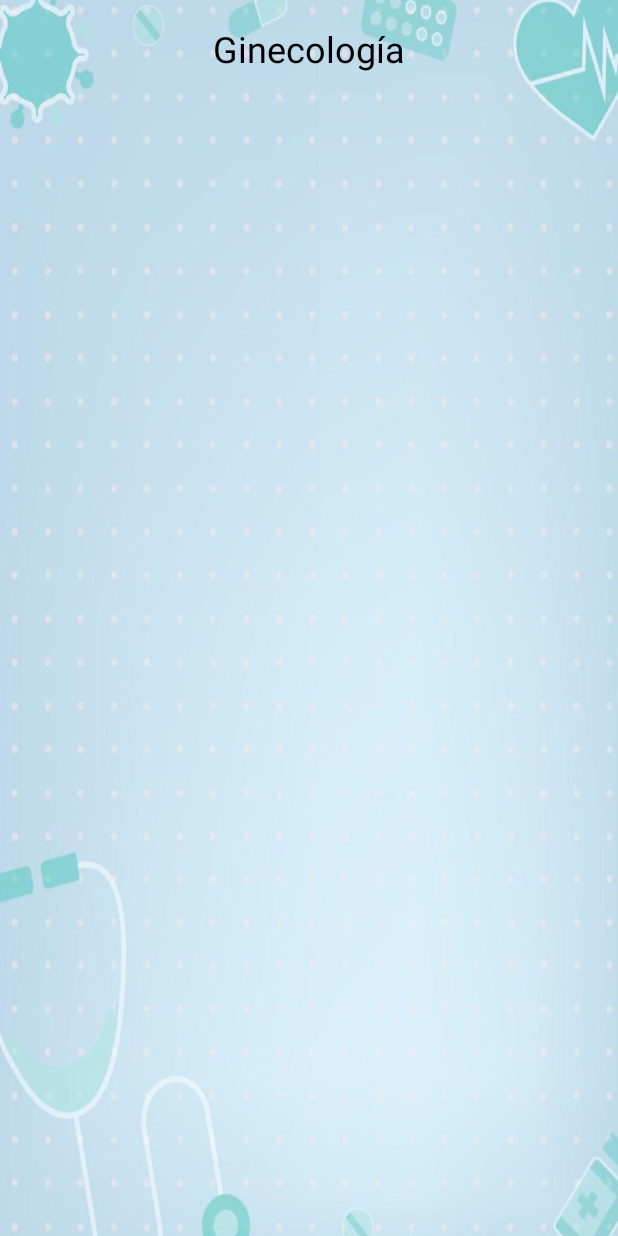
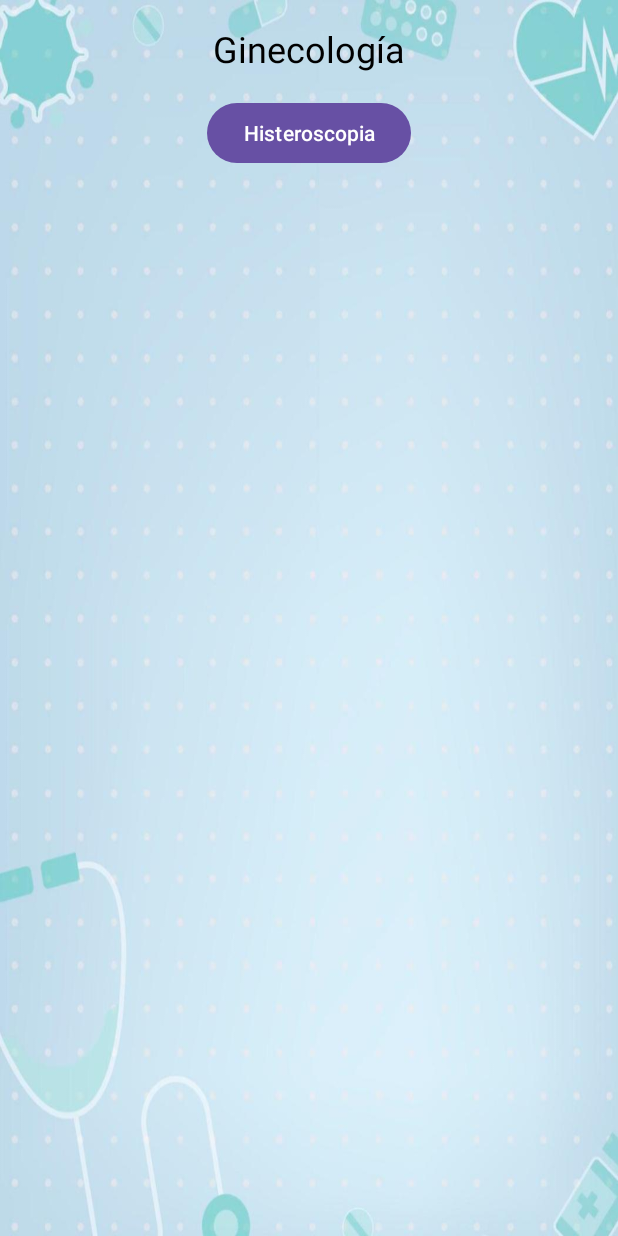
Before and after one commit to CifuX40/Quirofano, an Android app: the GinecologiaActivity screen opened directly, with no data from a screen before it, on a phone screen of 412 x 824 dp. Run offline under Robolectric (Android 15) with nearby library versions, the light colour scheme and no system bars.

Commit message:
Botónes ginecologia

```diff
--- a/app/src/main/java/aplicacion/quirofano/GinecologiaActivity.kt
+++ b/app/src/main/java/aplicacion/quirofano/GinecologiaActivity.kt
@@ -1,11 +1,19 @@
 package aplicacion.quirofano
 
+import android.content.Intent
 import android.os.Bundle
+import android.widget.Button
 import androidx.appcompat.app.AppCompatActivity
 
 class GinecologiaActivity : AppCompatActivity() {
     override fun onCreate(savedInstanceState: Bundle?) {
         super.onCreate(savedInstanceState)
         setContentView(R.layout.ginecologia)
+
+        val buttonHisteroscopia: Button = findViewById(R.id.buttonHisteroscopia)
+        buttonHisteroscopia.setOnClickListener {
+            val intent = Intent(this, HisteroscopiaActivity::class.java)
+            startActivity(intent)
+        }
     }
 }
--- a/app/src/main/res/layout/ginecologia.xml
+++ b/app/src/main/res/layout/ginecologia.xml
@@ -19,4 +19,14 @@
         app:layout_constraintStart_toStartOf="parent"
         app:layout_constraintTop_toTopOf="parent" />
 
+    <Button
+        android:id="@+id/buttonHisteroscopia"
+        android:layout_width="wrap_content"
+        android:layout_height="wrap_content"
+        android:layout_marginTop="16dp"
+        android:text="Histeroscopia"
+        app:layout_constraintEnd_toEndOf="parent"
+        app:layout_constraintStart_toStartOf="parent"
+        app:layout_constraintTop_toBottomOf="@id/txtTituloGinecologia" />
+
 </androidx.constraintlayout.widget.ConstraintLayout>
```
Also changed, not shown: app/src/main/java/aplicacion/quirofano/HisteroscopiaActivity.kt (added, +11 -0 lines), app/src/main/res/layout/histeroscopia.xml (added, +21 -0 lines).
